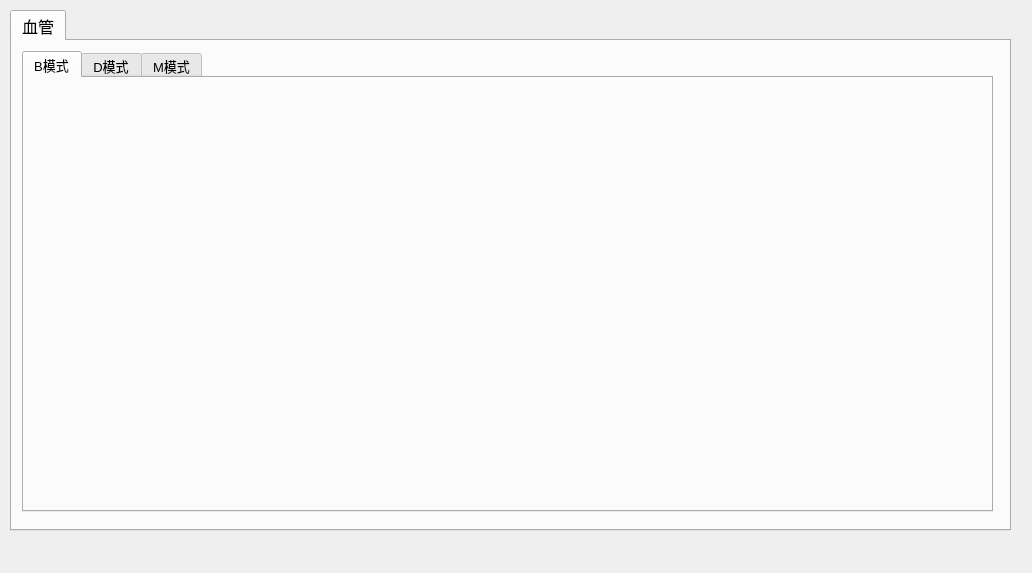
Before: the Qt Designer form tools/Calculator/ui/ui_vas.ui in qingning006/TestCode, drawn with Qt 5.
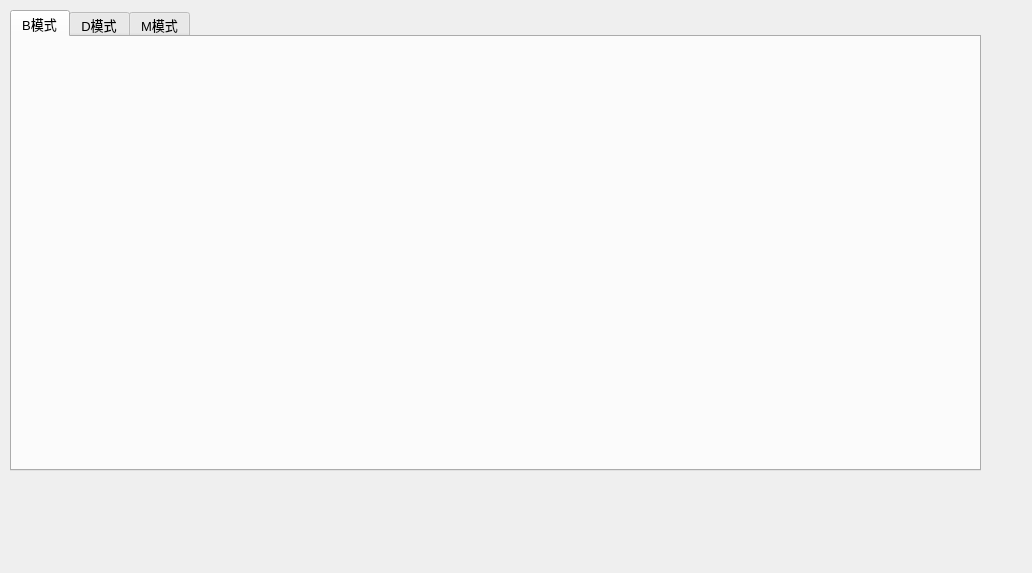
After: the same form once the commit is applied.

```diff
--- a/tools/Calculator/ui/ui_vas.ui
+++ b/tools/Calculator/ui/ui_vas.ui
@@ -13,32 +13,6 @@
   <property name="windowTitle">
    <string>Form</string>
   </property>
-  <widget class="QTabWidget" name="tabWidget">
-   <property name="geometry">
-    <rect>
-     <x>10</x>
-     <y>10</y>
-     <width>1001</width>
-     <height>521</height>
-    </rect>
-   </property>
-   <property name="font">
-    <font>
-     <pointsize>12</pointsize>
-    </font>
-   </property>
-   <property name="currentIndex">
-    <number>0</number>
-   </property>
-   <widget class="QWidget" name="tab_vas">
-    <property name="font">
-     <font>
-      <pointsize>12</pointsize>
-     </font>
-    </property>
-    <attribute name="title">
-     <string>血管</string>
-    </attribute>
     <widget class="QTabWidget" name="tabWidget_2">
      <property name="geometry">
       <rect>
@@ -70,8 +44,6 @@
       <attribute name="title">
        <string>M模式</string>
       </attribute>
-     </widget>
-    </widget>
    </widget>
   </widget>
  </widget>
```
Lines whose indentation alone changed are shown as unchanged.
